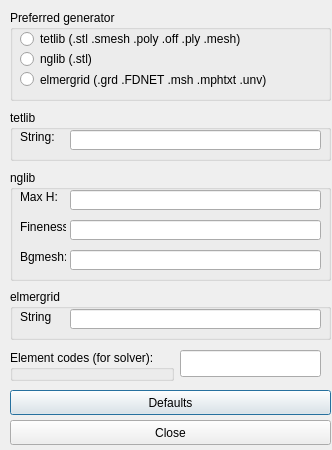
The window that misc/Mesh3D/forms/meshcontrol.ui (tehnick/elmerfem) describes before a commit, drawn with Qt 5.
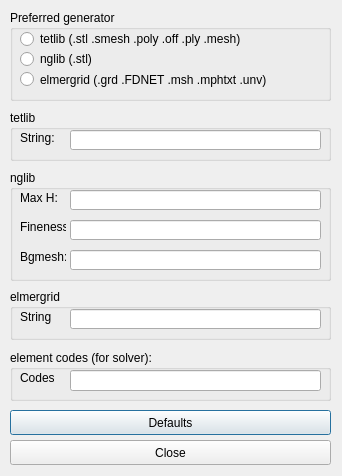
The same window after the commit. Icons and pictures are not drawn.

Diff of the .ui file:
```diff
--- a/misc/Mesh3D/forms/meshcontrol.ui
+++ b/misc/Mesh3D/forms/meshcontrol.ui
@@ -5,8 +5,8 @@
    <rect>
     <x>0</x>
     <y>0</y>
-    <width>332</width>
-    <height>450</height>
+    <width>342</width>
+    <height>476</height>
    </rect>
   </property>
   <property name="windowTitle" >
@@ -84,8 +84,8 @@
      <rect>
       <x>10</x>
       <y>20</y>
-      <width>46</width>
-      <height>14</height>
+      <width>41</width>
+      <height>16</height>
      </rect>
     </property>
     <property name="text" >
@@ -120,8 +120,8 @@
      <rect>
       <x>10</x>
       <y>20</y>
-      <width>46</width>
-      <height>14</height>
+      <width>41</width>
+      <height>16</height>
      </rect>
     </property>
     <property name="text" >
@@ -189,7 +189,7 @@
    <property name="geometry" >
     <rect>
      <x>10</x>
-     <y>390</y>
+     <y>410</y>
      <width>321</width>
      <height>25</height>
     </rect>
@@ -202,7 +202,7 @@
    <property name="geometry" >
     <rect>
      <x>10</x>
-     <y>420</y>
+     <y>440</y>
      <width>321</width>
      <height>25</height>
     </rect>
@@ -247,28 +247,41 @@
     </property>
    </widget>
   </widget>
-  <widget class="QLineEdit" name="elementCodes" >
-   <property name="geometry" >
-    <rect>
-     <x>180</x>
-     <y>350</y>
-     <width>141</width>
-     <height>27</height>
-    </rect>
-   </property>
-  </widget>
-  <widget class="QGroupBox" name="groupBox" >
+  <widget class="QGroupBox" name="elementCodeGroup" >
    <property name="geometry" >
     <rect>
      <x>10</x>
      <y>350</y>
-     <width>164</width>
-     <height>31</height>
+     <width>321</width>
+     <height>51</height>
     </rect>
    </property>
    <property name="title" >
-    <string>Element codes (for solver):</string>
+    <string>element codes (for solver):</string>
    </property>
+   <widget class="QLineEdit" name="elementCodes" >
+    <property name="geometry" >
+     <rect>
+      <x>60</x>
+      <y>20</y>
+      <width>251</width>
+      <height>21</height>
+     </rect>
+    </property>
+   </widget>
+   <widget class="QLabel" name="elementCodeLabel" >
+    <property name="geometry" >
+     <rect>
+      <x>10</x>
+      <y>20</y>
+      <width>34</width>
+      <height>16</height>
+     </rect>
+    </property>
+    <property name="text" >
+     <string>Codes:</string>
+    </property>
+   </widget>
   </widget>
  </widget>
  <resources>
```
Left out of the diff: 2 changed lines with no effect on the pictures.
